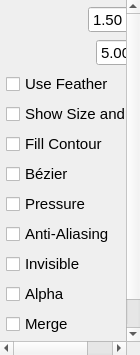
Qt form app/ui/tooloptions.ui (pencil2d/pencil) before a commit.
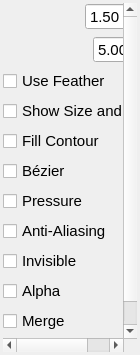
The same form after that commit. Custom widgets are drawn as their Qt base class.

Patch:
```diff
--- a/app/ui/tooloptions.ui
+++ b/app/ui/tooloptions.ui
@@ -26,16 +26,16 @@
   </property>
   <layout class="QVBoxLayout" name="verticalLayout_3">
    <property name="leftMargin">
-    <number>0</number>
+    <number>3</number>
    </property>
    <property name="topMargin">
-    <number>0</number>
+    <number>3</number>
    </property>
    <property name="rightMargin">
-    <number>0</number>
+    <number>3</number>
    </property>
    <property name="bottomMargin">
-    <number>0</number>
+    <number>3</number>
    </property>
    <item>
     <widget class="QScrollArea" name="scrollArea">
@@ -53,8 +53,8 @@
        <rect>
         <x>0</x>
         <y>0</y>
-        <width>166</width>
-        <height>340</height>
+        <width>147</width>
+        <height>334</height>
        </rect>
       </property>
       <property name="autoFillBackground">
@@ -62,16 +62,16 @@
       </property>
       <layout class="QVBoxLayout" name="verticalLayout">
        <property name="leftMargin">
-        <number>6</number>
+        <number>0</number>
        </property>
        <property name="topMargin">
-        <number>6</number>
+        <number>0</number>
        </property>
        <property name="rightMargin">
-        <number>6</number>
+        <number>0</number>
        </property>
        <property name="bottomMargin">
-        <number>6</number>
+        <number>0</number>
        </property>
        <item>
         <layout class="QHBoxLayout" name="horizontalLayout_2">
@@ -146,6 +146,11 @@
         </layout>
        </item>
        <item>
+        <layout class="QVBoxLayout" name="verticalLayout_2">
+         <property name="topMargin">
+          <number>0</number>
+         </property>
+         <item>
         <widget class="QCheckBox" name="useFeatherBox">
          <property name="toolTip">
           <string>Enable or disable feathering</string>
@@ -165,19 +170,6 @@
          </property>
         </widget>
        </item>
-       <item>
-        <spacer name="verticalSpacer">
-         <property name="orientation">
-          <enum>Qt::Vertical</enum>
-         </property>
-         <property name="sizeHint" stdset="0">
-          <size>
-           <width>20</width>
-           <height>40</height>
-          </size>
-         </property>
-        </spacer>
-       </item>
        <item>
         <widget class="QCheckBox" name="fillContourBox">
          <property name="toolTip">
@@ -247,6 +239,21 @@
           <string comment="Vector line merge (Tool options)">Merge</string>
          </property>
         </widget>
+         </item>
+        </layout>
+       </item>
+       <item>
+        <spacer name="verticalSpacer">
+         <property name="orientation">
+          <enum>Qt::Vertical</enum>
+         </property>
+         <property name="sizeHint" stdset="0">
+          <size>
+           <width>20</width>
+           <height>40</height>
+          </size>
+         </property>
+        </spacer>
        </item>
        <item>
         <layout class="QHBoxLayout" name="horizontalLayout_4" stretch="0,1">
```
Lines whose indentation alone changed are shown as unchanged.
